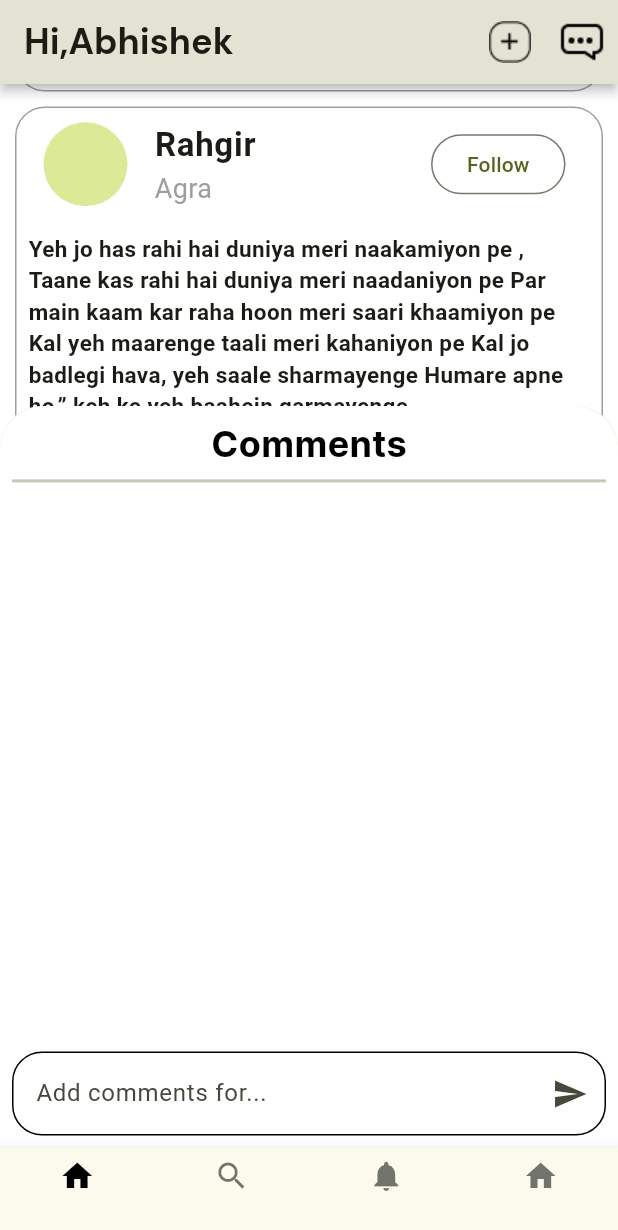
After one commit to Abhishekbagdiya01/Echo, a Flutter app: the MobileScreenLayout screen opened directly, scrolled down 576 dp, after a tap on "Comments", on a phone screen of 412 x 824 dp. The commit adds this screen. Shown: the top 1230 px of the screen. Run offline on Flutter 3.47's test engine with Material 2 defaults, Android fonts, the phone set to English and light mode, and no system bars; our stand-ins replace audioplayers, flutter_svg, google_fonts, responsive_builder.

Commit message:
profile screen and home screen ui

```diff
--- /dev/null
+++ b/lib/responsive/mobile_screen_layout.dart
@@ -0,0 +1,74 @@
+import 'package:echo/utils/global_variables.dart';
+import 'package:flutter/material.dart';
+
+class MobileScreenLayout extends StatefulWidget {
+  const MobileScreenLayout({super.key});
+
+  @override
+  State<MobileScreenLayout> createState() => _MobileScreenLayoutState();
+}
+
+class _MobileScreenLayoutState extends State<MobileScreenLayout> {
+  late PageController pageController;
+  int _index = 0;
+  @override
+  void initState() {
+    // TODO: implement initState
+    super.initState();
+    pageController = PageController();
+  }
+
+  @override
+  void dispose() {
+    // TODO: implement dispose
+    super.dispose();
+    pageController.dispose();
+  }
+
+  void onPageChanged(int pageIndex) {
+    _index = pageIndex;
+    setState(() {});
+  }
+
+  void navigation(int index) {
+    pageController.jumpToPage(index);
+  }
+
+  @override
+  Widget build(BuildContext context) {
+    return Scaffold(
+      body: PageView(
+        controller: pageController,
+        onPageChanged: onPageChanged,
+        children: bottomNavBarItems
+      ),
+      bottomNavigationBar: BottomNavigationBar(
+          currentIndex: _index,
+          onTap: navigation,
+          selectedItemColor: Colors.black,
+          type: BottomNavigationBarType.fixed,
+          items: [
+            BottomNavigationBarItem(
+                icon: Icon(
+                  Icons.home,
+                ),
+                label: ""),
+            BottomNavigationBarItem(
+                icon: Icon(
+                  Icons.search,
+                ),
+                label: ""),
+            BottomNavigationBarItem(
+                icon: Icon(
+                  Icons.notifications,
+                ),
+                label: ""),
+            BottomNavigationBarItem(
+                icon: Icon(
+                  Icons.home,
+                ),
+                label: ""),
+          ]),
+    );
+  }
+}
--- /dev/null
+++ b/lib/screens/home_screen.dart
@@ -0,0 +1,44 @@
+import 'package:echo/utils/global_variables.dart';
+import 'package:echo/widgets/post_card.dart';
+import 'package:flutter/material.dart';
+import 'package:google_fonts/google_fonts.dart';
+
+class HomeScreen extends StatelessWidget {
+  const HomeScreen({super.key});
+
+  @override
+  Widget build(BuildContext context) {
+    return Scaffold(
+        backgroundColor: Colors.white,
+        appBar: AppBar(
+          elevation: 5,
+          shadowColor: Colors.black,
+          title: Text(
+            "Hi,Abhishek",
+            style:
+                GoogleFonts.dmSans(fontSize: 24, fontWeight: FontWeight.bold),
+          ),
+          actions: [
+            IconButton(
+                icon: Image.asset("assets/images/add_post_icon.png"),
+                onPressed: () {}),
+            IconButton(
+                icon: Image.asset("assets/images/chat_icon.png"),
+                onPressed: () {}),
+          ],
+        ),
+        body: SafeArea(
+          child: ListView.builder(
+            padding: EdgeInsets.all(10),
+            itemCount: dummyData.length,
+            itemBuilder: (context, index) {
+              return postCard(
+                  username: dummyData[index]["name"],
+                  location: dummyData[index]["location"],
+                  postType: dummyData[index]["postType"],
+                  content: dummyData[index]["content"]);
+            },
+          ),
+        ));
+  }
+}
--- a/lib/screens/splash_screen/splash_screen.dart
+++ b/lib/screens/splash_screen/splash_screen.dart
@@ -2,7 +2,6 @@ import 'dart:async';
 
 import 'package:echo/screens/user_onboarding/login_screen.dart';
 import 'package:flutter/material.dart';
-
 
 import '../../widgets/logo.dart';
 
--- /dev/null
+++ b/lib/utils/global_variables.dart
@@ -0,0 +1,55 @@
+import 'package:echo/screens/home_screen.dart';
+import 'package:echo/screens/notification_screen.dart';
+import 'package:echo/screens/profile_screen.dart';
+import 'package:echo/screens/search_screen.dart';
+import 'package:flutter/material.dart';
+
+List<Widget> bottomNavBarItems = [
+  HomeScreen(),
+  SearchScreen(),
+  NotificationScreen(),
+  ProfileScreen()
+];
+
+List<Map<String, dynamic>> dummyData = [
+  {
+    "name": "Geralt",
+    "location": "Kaer Morhen",
+    "postType": "Text",
+    "content":
+        "The Witcher is a fantasy series set in a medieval world where humans, elves, dwarves, and other creatures coexist. The story follows Geralt of Rivia, a witcher, a mutated monster hunter who is hired to slay creatures that threaten the people of the realm."
+  },
+  {
+    "name": "Abhishek",
+    "location": "Jodhpur",
+    "postType": "Text",
+    "content":
+        "Reading is a fundamental skill that is essential for success in school, work, and life. It is the key to accessing information, learning new things, and developing critical thinking skills. Reading also helps us to connect with others, understand different cultures, and appreciate the world around us"
+  },
+  {
+    "name": "Rahgir",
+    "location": "Agra",
+    "postType": "Text",
+    "content":
+        "Yeh jo has rahi hai duniya meri naakamiyon pe , Taane kas rahi hai duniya meri naadaniyon pe Par main kaam kar raha hoon meri saari khaamiyon pe Kal yeh maarenge taali meri kahaniyon pe Kal jo badlegi hava, yeh saale sharmayenge Humare apne ho,” keh ke yeh baahein garmayenge"
+  },
+  {
+    "name": "Abhishek",
+    "location": "Jodhpur",
+    "postType": "Audio",
+    "content": "https://www.soundhelix.com/examples/mp3/SoundHelix-Song-1.mp3"
+  },
+  {
+    "name": "Geralt",
+    "location": "Kaer Morhen",
+    "postType": "Text",
+    "content":
+        "The Witcher is a fantasy series set in a medieval world where humans, elves, dwarves, and other creatures coexist. The story follows Geralt of Rivia, a witcher, a mutated monster hunter who is hired to slay creatures that threaten the people of the realm."
+  },
+  {
+    "name": "Abhishek",
+    "location": "Jodhpur",
+    "postType": "Audio",
+    "content": "https://www.soundhelix.com/examples/mp3/SoundHelix-Song-1.mp3"
+  },
+];
--- /dev/null
+++ b/lib/widgets/audio_player.dart
@@ -0,0 +1,43 @@
+import 'package:audioplayers/audioplayers.dart';
+import 'package:flutter/material.dart';
+
+class AudioPlayerLayout extends StatefulWidget {
+  AudioPlayerLayout({super.key, required this.audioUrl});
+  final audioUrl;
+  @override
+  State<AudioPlayerLayout> createState() => _AudioPlayerLayoutState();
+}
+
+class _AudioPlayerLayoutState extends State<AudioPlayerLayout> {
+  bool isPlay = false;
+  @override
+  Widget build(BuildContext context) {
+    return Container(
+      child: Column(
+        children: [
+          IconButton(
+            icon: isPlay ? Icon(Icons.pause_circle) : Icon(Icons.play_circle),
+            onPressed: () async {
+              final player = AudioPlayer();
+
+              if (isPlay) {
+                await player.pause().then((value) {
+                  print(isPlay);
+                  setState(() {
+                    isPlay = false;
+                  });
+                });
+              } else {
+                await player.play(UrlSource(widget.audioUrl));
+                print(isPlay);
+                setState(() {
+                  isPlay = true;
+                });
+              }
+            },
+          ),
+        ],
+      ),
+    );
+  }
+}
--- /dev/null
+++ b/lib/widgets/post_card.dart
@@ -0,0 +1,156 @@
+import 'package:echo/utils/colors.dart';
+import 'package:echo/widgets/audio_player.dart';
+import 'package:echo/widgets/text_styles.dart';
+import 'package:flutter/material.dart';
+import 'package:google_fonts/google_fonts.dart';
+
+class postCard extends StatelessWidget {
+  postCard({
+    Key? key,
+    required this.username,
+    required this.location,
+    required this.content,
+    required this.postType,
+  }) : super(key: key);
+  final String username;
+  final String location;
+  final String content;
+  final String postType;
+
+  @override
+  Widget build(BuildContext context) {
+    return Column(
+      children: [
+        Container(
+          decoration: BoxDecoration(
+              color: Colors.white,
+              borderRadius: BorderRadius.circular(20),
+              border: Border.all(color: Colors.grey)),
+          child: Column(
+            children: [
+              ListTile(
+                leading: const CircleAvatar(
+                  radius: 30,
+                ),
+                title: Text(
+                  username,
+                  style: GoogleFonts.roboto(
+                      fontSize: 22, fontWeight: FontWeight.bold),
+                ),
+                subtitle: Text(
+                  location,
+                  style: GoogleFonts.roboto(fontSize: 18, color: Colors.grey),
+                ),
+                trailing: OutlinedButton(
+                  onPressed: () {},
+                  child: const Text("Follow"),
+                ),
+              ),
+
+              // CONTENT PART
+              Padding(
+                padding: const EdgeInsets.all(8.0),
+                child: postType == "Text"
+                    ? Text(
+                        content,
+                        style: GoogleFonts.roboto(
+                            fontSize: 15, fontWeight: FontWeight.w600),
+                      )
+                    : AudioPlayerLayout(audioUrl: content),
+              ),
+              const Divider(
+                thickness: 2,
+              ),
+              ListTile(
+                leading: SizedBox(
+                    width: MediaQuery.sizeOf(context).width * .45,
+                    child: const Row(
+                      mainAxisAlignment: MainAxisAlignment.center,
+                      children: [
+                        Icon(Icons.thumb_up),
+                        SizedBox(
+                          width: 10,
+                        ),
+                        Text(
+                          "Like",
+                          style: TextStyle(
+                              fontWeight: FontWeight.bold, fontSize: 20),
+                        )
+                      ],
+                    )),
+                trailing: InkWell(
+                  onTap: () {
+                    bottomCommentSheet(context);
+                  },
+                  child: SizedBox(
+                      width: MediaQuery.sizeOf(context).width * .45,
+                      child: const Row(
+                        mainAxisAlignment: MainAxisAlignment.center,
+                        children: [
+                          ImageIcon(
+                              AssetImage("assets/images/comment_icon.png")),
+                          SizedBox(
+                            width: 10,
+                          ),
+                          Text(
+                            "Comments",
+                            style: TextStyle(
+                                fontWeight: FontWeight.bold, fontSize: 20),
+                          )
+                        ],
+                      )),
+                ),
+              )
+            ],
+          ),
+        ),
+        const SizedBox(
+          height: 10,
+        ),
+      ],
+    );
+  }
+
+  void bottomCommentSheet(BuildContext context) {
+    showBottomSheet(
+      context: context,
+      builder: (context) => Container(
+        height: MediaQuery.sizeOf(context).height * .6,
+        width: MediaQuery.sizeOf(context).width,
+        decoration: BoxDecoration(
+            borderRadius: BorderRadius.only(
+                topLeft: Radius.circular(30), topRight: Radius.circular(30)),
+            color: Colors.white),
+        child: Padding(
+          padding: const EdgeInsets.all(8.0),
+          child: Column(
+            children: [
+              Text(
+                "Comments",
+                style:
+                    interTextStyle(fontSize: 24, fontWeight: FontWeight.bold),
+              ),
+              Divider(
+                thickness: 2,
+              ),
+              Expanded(
+                child: Align(
+                  alignment: Alignment.bottomCenter,
+                  child: TextField(
+                      decoration: InputDecoration(
+                          hintText: "Add comments for...",
+                          suffixIcon: Icon(Icons.send),
+                          border: InputBorder.none,
+                          enabledBorder: OutlineInputBorder(
+                              borderRadius: BorderRadius.circular(20)),
+                          focusedBorder: OutlineInputBorder(
+                              borderRadius: BorderRadius.circular(20)))),
+                ),
+              )
+            ],
+          ),
+        ),
+      ),
+    );
+  }
+}
--- a/pubspec.yaml
+++ b/pubspec.yaml
@@ -32,7 +32,10 @@ dependencies:
   flutter:
     sdk: flutter
   flutter_svg: ^2.0.7
-
+  google_fonts: ^5.1.0
+  responsive_builder: ^0.7.0
+  audioplayers: ^5.1.0
+  audio_video_progress_bar: ^2.0.0
 dev_dependencies:
   flutter_lints: ^2.0.0
   flutter_test:
```
Also changed, not shown: lib/responsive/responsive_layout.dart (added, +20 -0 lines), lib/responsive/web_screen_layout.dart (added, +17 -0 lines), lib/screens/notification_screen.dart (added, +14 -0 lines), lib/screens/profile_screen.dart (added, +129 -0 lines), lib/screens/search_screen.dart (added, +14 -0 lines), assets/images/add_post_icon.png (added), assets/images/chat_icon.png (added), assets/images/comment_icon.png (added), assets/images/like_icon.png (added), pubspec.lock, 5 other files.
